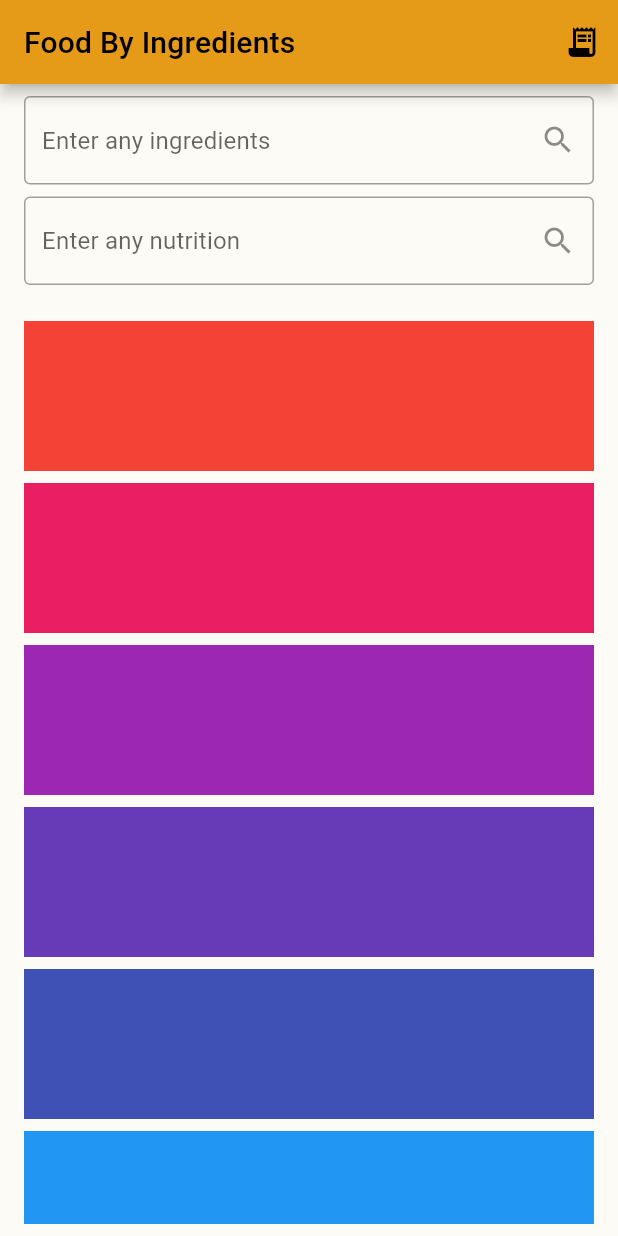
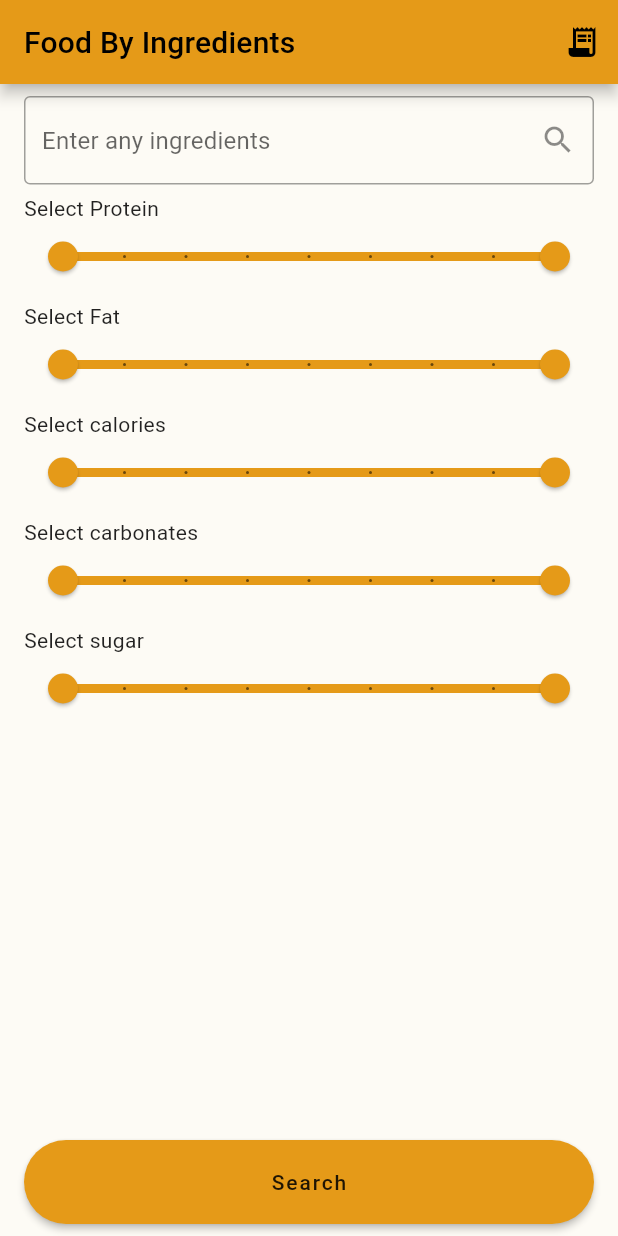
Before and after one commit to antonio-pedro99/food_track_app, a Flutter app: the FoodByIngridPage screen opened directly, on a phone screen of 412 x 824 dp. Run offline on Flutter 3.47's test engine with Material 2 defaults, Android fonts, the light colour scheme and no system bars.

Commit message:
food by ingredients page improved

```diff
--- a/lib/app/views/pages/details_page.dart
+++ b/lib/app/views/pages/details_page.dart
@@ -1,6 +1,4 @@
 import 'package:flutter/material.dart';
-import 'package:flutter/src/widgets/container.dart';
-import 'package:flutter/src/widgets/framework.dart';
 
 class FoodDetailsPage extends StatefulWidget {
   const FoodDetailsPage({super.key, required this.title});
--- a/lib/app/views/pages/food_by_ingr_page.dart
+++ b/lib/app/views/pages/food_by_ingr_page.dart
@@ -1,4 +1,6 @@
 import 'package:flutter/material.dart';
+import 'package:food_track_app/app/views/pages/results_page.dart';
+import 'package:food_track_app/app/views/theme/colors.dart';
 import 'package:food_track_app/app/views/widgets/text_field.dart';
 
 class FoodByIngridPage extends StatefulWidget {
@@ -15,6 +17,11 @@ class _FoodByIngridPageState extends State<FoodByIngridPage> {
       TextEditingController();
   final TextEditingController nutritionEditingController =
       TextEditingController();
+  RangeValues calories = const RangeValues(0, 100);
+  RangeValues protein = const RangeValues(0, 100);
+  RangeValues fat = const RangeValues(0, 100);
+  RangeValues carbohydrates = const RangeValues(0, 100);
+  RangeValues sugar = const RangeValues(0, 100);
   @override
   Widget build(BuildContext context) {
     return Scaffold(
@@ -27,6 +34,7 @@ class _FoodByIngridPageState extends State<FoodByIngridPage> {
       body: Padding(
         padding: const EdgeInsets.symmetric(horizontal: 16, vertical: 8),
         child: Column(
+          crossAxisAlignment: CrossAxisAlignment.start,
           children: <Widget>[
             CustomTextField(
               controller: ingredientsEditingController,
@@ -34,21 +42,77 @@ class _FoodByIngridPageState extends State<FoodByIngridPage> {
               icon: Icons.search,
             ),
             const SizedBox(height: 8),
-            CustomTextField(
-              controller: ingredientsEditingController,
-              hint: "Enter any nutrition",
-              icon: Icons.search,
-            ),
-            const SizedBox(height: 24),
-            Flexible(
-                child: ListView.builder(
-                    itemCount: 10,
-                    itemBuilder: (context, index) {
-                      return Container(
-                          margin: const EdgeInsets.only(bottom: 8),
-                          height: 100,
-                          color: Colors.primaries[index % 10]);
-                    }))
+            const Text("Select Protein"),
+            RangeSlider(
+                values: protein,
+                //  label: "$protein",
+                labels: RangeLabels(protein.start.toStringAsFixed(1),
+                    protein.end.toStringAsFixed(1)),
+                min: 0,
+                max: 100,
+                divisions: 8,
+                onChanged: ((value) {
+                  setState(() => protein = value);
+                })),
+            const SizedBox(height: 8),
+            const Text("Select Fat"),
+            RangeSlider(
+                values: fat,
+                labels: RangeLabels(
+                    fat.start.toStringAsFixed(1), fat.end.toStringAsFixed(1)),
+                min: 0,
+                max: 100,
+                divisions: 8,
+                onChanged: ((value) {
+                  setState(() => fat = value);
+                })),
+            const SizedBox(height: 8),
+            const Text("Select calories"),
+            RangeSlider(
+                values: calories,
+                labels: RangeLabels(calories.start.toStringAsFixed(1),
+                    calories.end.toStringAsFixed(1)),
+                min: 0,
+                max: 100,
+                divisions: 8,
+                onChanged: ((value) {
+                  setState(() => calories = value);
+                })),
+            const SizedBox(height: 8),
+            const Text("Select carbonates"),
+            RangeSlider(
+                values: carbohydrates,
+                labels: RangeLabels(carbohydrates.start.toStringAsFixed(1),
+                    carbohydrates.end.toStringAsFixed(1)),
+                min: 0,
+                max: 100,
+                divisions: 8,
+                onChanged: ((value) {
+                  setState(() => carbohydrates = value);
+                })),
+            const SizedBox(height: 8),
+            const Text("Select sugar"),
+            RangeSlider(
+                values: sugar,
+                labels: RangeLabels(sugar.start.toStringAsFixed(1),
+                    sugar.end.toStringAsFixed(1)),
+                min: 0,
+                max: 100,
+                divisions: 8,
+                onChanged: ((value) {
+                  setState(() => sugar = value);
+                })),
+            const Spacer(),
+            MaterialButton(
+                hoverColor: Colors.grey,
+                shape: RoundedRectangleBorder(
+                    borderRadius: BorderRadius.circular(55)),
+                height: 56,
+                minWidth: MediaQuery.of(context).size.width,
+                color: AppColorSchema.flexSchemeLight.primary,
+                onPressed: () => Navigator.of(context).push(MaterialPageRoute(
+                    builder: (context) => const ResultPages())),
+                child: const Text("Search"))
           ],
         ),
       ),
--- /dev/null
+++ b/lib/app/views/pages/results_page.dart
@@ -0,0 +1,29 @@
+import 'package:flutter/material.dart';
+import 'package:flutter/src/widgets/container.dart';
+import 'package:flutter/src/widgets/framework.dart';
+
+class ResultPages extends StatefulWidget {
+  const ResultPages({super.key});
+
+  @override
+  State<ResultPages> createState() => _ResultPagesState();
+}
+
+class _ResultPagesState extends State<ResultPages> {
+  @override
+  Widget build(BuildContext context) {
+    return Scaffold(
+      appBar: AppBar(
+        title: const Text("Result"),
+      ),
+      body: ListView.builder(
+          itemCount: 10,
+          itemBuilder: (context, index) {
+            return Container(
+                margin: const EdgeInsets.only(bottom: 8),
+                height: 100,
+                color: Colors.primaries[index % 10]);
+          }),
+    );
+  }
+}
```
